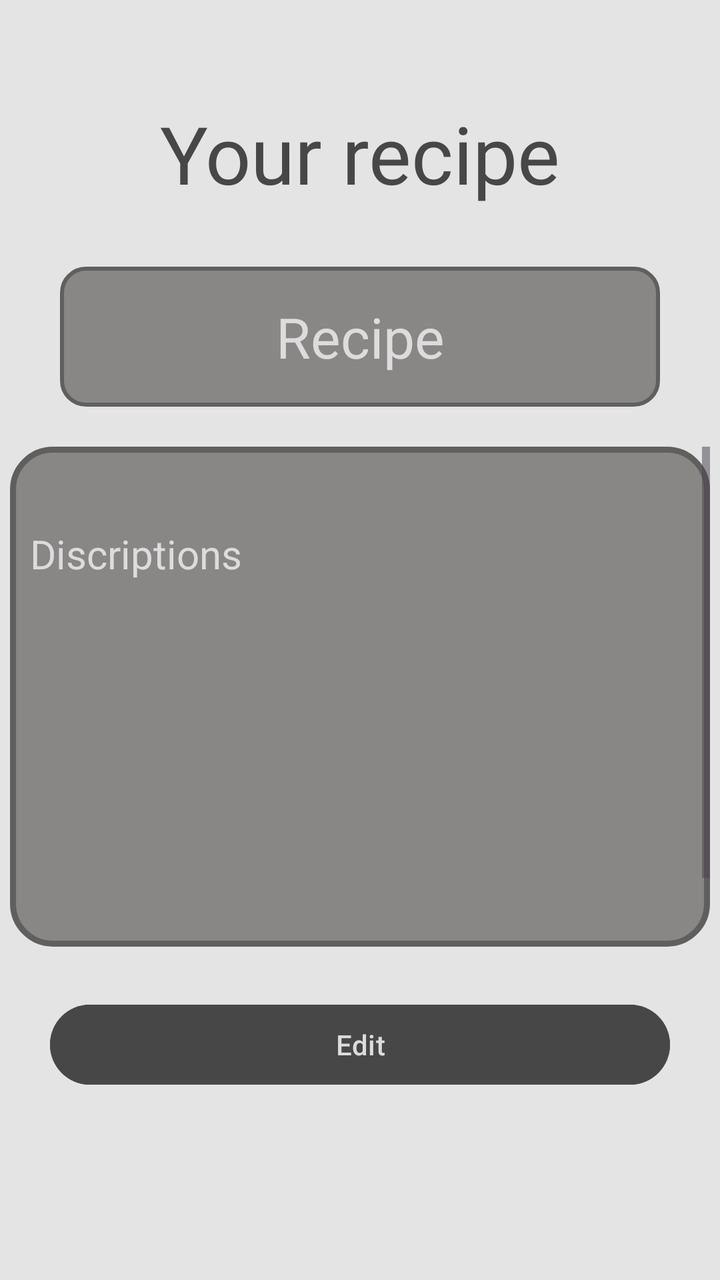
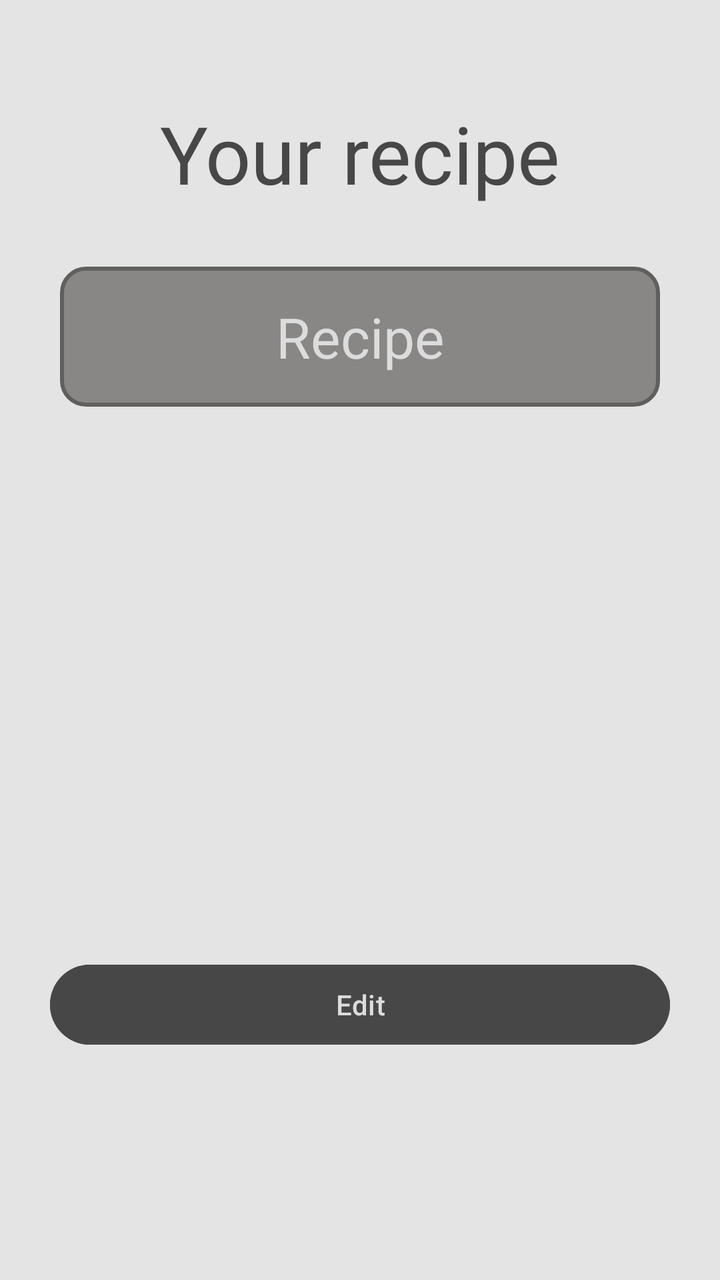

An Android layout rendered at two revisions. The XML below is the earlier revision; the diff shows what the commit changed to produce the second picture.
<!-- AndroidManifest.xml: application theme Theme.Recipe -->
<!-- res/layout/activity_recipe_show.xml -->
<?xml version="1.0" encoding="utf-8"?>
<androidx.constraintlayout.widget.ConstraintLayout xmlns:android="http://schemas.android.com/apk/res/android"
    xmlns:app="http://schemas.android.com/apk/res-auto"
    xmlns:tools="http://schemas.android.com/tools"
    android:id="@+id/main"
    android:layout_width="match_parent"
    android:layout_height="match_parent"
    android:background="@color/background_main"
    tools:context=".RecipeShow">

    <TextView
        android:id="@+id/YourRecipeTextView"
        android:layout_width="wrap_content"
        android:layout_height="wrap_content"
        android:layout_marginTop="50dp"
        android:fontFamily="@font/adamina"
        android:gravity="center"
        android:text="Your recipe"
        android:textColor="@color/my_textView_gray"
        android:textSize="40sp"
        app:layout_constraintEnd_toEndOf="parent"
        app:layout_constraintStart_toStartOf="parent"
        app:layout_constraintTop_toTopOf="parent" />

    <TextView
        android:id="@+id/RecipeTextViewShow"
        android:layout_width="300dp"
        android:layout_height="70dp"
        android:text="Recipe"
        android:textSize="28sp"
        android:gravity="center"
        android:layout_marginTop="30dp"
        android:background="@drawable/textview_border"
        android:textColor="#DCDCDC"
        app:layout_constraintTop_toBottomOf="@id/YourRecipeTextView"
        app:layout_constraintEnd_toEndOf="parent"
        app:layout_constraintStart_toStartOf="parent"
        />
    <EditText
        android:id="@+id/EditRecipeShow"
        android:layout_width="300dp"
        android:layout_height="70dp"
        android:hint="input name"
        android:textColorHint="#DCDCDC"
        android:textSize="28sp"
        android:paddingTop="15dp"
        android:paddingStart="10dp"
        android:gravity="left"
        android:layout_marginTop="30dp"
        android:background="@drawable/textview_border"
        android:textColor="#CCCBCB"
        android:visibility="invisible"
        app:layout_constraintTop_toBottomOf="@id/YourRecipeTextView"
        app:layout_constraintEnd_toEndOf="parent"
        app:layout_constraintStart_toStartOf="parent"
        />


    <ScrollView
        android:id="@+id/ScrollDiscription"
        android:layout_width="350dp"
        android:layout_height="250dp"
        android:layout_marginTop="20dp"
        app:layout_constraintTop_toBottomOf="@id/RecipeTextViewShow"
        android:fillViewport="true"
        android:background="@drawable/rounded_textview"
        android:visibility="visible"
        app:layout_constraintEnd_toEndOf="parent"
        app:layout_constraintStart_toStartOf="parent">
        <TextView
            android:id="@+id/RecipeDiscriptionTVShow"
            android:layout_width="match_parent"
            android:layout_height="match_parent"
            android:text="Discriptions"
            android:textSize="20sp"
            android:gravity="left"
            android:paddingBottom="50dp"
            android:paddingStart="10dp"
            android:layout_marginTop="40dp"
            android:textColor="#DCDCDC"
            />
    </ScrollView>


    <EditText
        android:id="@+id/EditRecipeDiscription"
        android:layout_width="350dp"
        android:layout_height="250dp"
        android:layout_marginBottom="6dp"
        android:background="@drawable/rounded_textview"
        android:breakStrategy="simple"
        android:gravity="top|start"
        android:hint="input descriptions"
        android:inputType="textMultiLine"
        android:maxLines="100"
        android:overScrollMode="always"
        android:paddingStart="10dp"
        android:paddingTop="40dp"
        android:scrollbars="vertical"
        android:singleLine="false"
        android:textColor="#DCDCDC"
        android:textColorHint="#CCCBCB"
        android:textSize="20sp"
        android:visibility="invisible"
        app:layout_constraintBottom_toTopOf="@+id/RecipeSaveButton"
        app:layout_constraintEnd_toEndOf="parent"
        app:layout_constraintStart_toStartOf="parent"
        app:layout_constraintTop_toBottomOf="@+id/RecipeTextViewShow" />
    <Button
        android:id="@+id/RecipeEditButton"
        android:layout_width="match_parent"
        android:layout_height="wrap_content"
        android:layout_margin="25dp"
        android:layout_marginTop="164dp"
        android:backgroundTint="@color/my_textView_gray"
        android:text="Edit"
        android:visibility="visible"
        android:textColor="#DCDCDC"
        app:layout_constraintTop_toBottomOf="@id/ScrollDiscription"
        tools:layout_editor_absoluteX="34dp" />

    <Button
        android:id="@+id/RecipeSaveButton"
        android:layout_width="match_parent"
        android:layout_height="wrap_content"
        android:layout_margin="25dp"
        android:layout_marginTop="164dp"
        android:backgroundTint="@color/my_textView_gray"
        android:text="Save"
        android:textColor="#DCDCDC"
        android:visibility="invisible"
        app:layout_constraintTop_toBottomOf="@id/ScrollDiscription"
        tools:layout_editor_absoluteX="34dp" />


</androidx.constraintlayout.widget.ConstraintLayout>
<!-- resources referenced by this layout -->
<resources>
  <color name="background_main">#E4E4E4</color>
  <color name="my_textView_gray">#474747</color>
  <!-- drawable rounded_textview (drawable) -->
  <shape xmlns:android="http://schemas.android.com/apk/res/android"
      android:shape="rectangle">
      <solid android:color="#898686" />
      <corners android:radius="20dp" />
      <stroke
          android:width="3dp"
          android:color="#615E5E" />
  </shape>
  <!-- drawable textview_border (drawable) -->
  <?xml version="1.0" encoding="utf-8"?>
  <shape xmlns:android="http://schemas.android.com/apk/res/android"
      android:shape="rectangle">
  
      
      <solid android:color="#898686" />
  
      
      <stroke
          android:width="2dp"
          android:color="#615E5E" />
  
      
      <corners android:radius="12dp" />
  </shape>
  <style name="Theme.Recipe" parent="Base.Theme.Recipe" />
  <style name="Base.Theme.Recipe" parent="Theme.Material3.DayNight.NoActionBar">
          
          
      </style>
</resources>

<!-- the commit's change to res/layout/activity_recipe_show.xml (unified diff, before → after) -->
@@ -55,57 +55,17 @@
         app:layout_constraintStart_toStartOf="parent"
         />
 
+    <LinearLayout
+        android:layout_width="match_parent"
+        android:layout_height="250dp"
+        android:orientation="vertical"
+        android:id="@+id/LinearLayoutShowRecipes"
+        app:layout_constraintTop_toBottomOf="@id/RecipeTextViewShow"
+        app:layout_constraintBottom_toTopOf="@id/RecipeEditButton">
 
-    <ScrollView
-        android:id="@+id/ScrollDiscription"
-        android:layout_width="350dp"
-        android:layout_height="250dp"
-        android:layout_marginTop="20dp"
-        app:layout_constraintTop_toBottomOf="@id/RecipeTextViewShow"
-        android:fillViewport="true"
-        android:background="@drawable/rounded_textview"
-        android:visibility="visible"
-        app:layout_constraintEnd_toEndOf="parent"
-        app:layout_constraintStart_toStartOf="parent">
-        <TextView
-            android:id="@+id/RecipeDiscriptionTVShow"
-            android:layout_width="match_parent"
-            android:layout_height="match_parent"
-            android:text="Discriptions"
-            android:textSize="20sp"
-            android:gravity="left"
-            android:paddingBottom="50dp"
-            android:paddingStart="10dp"
-            android:layout_marginTop="40dp"
-            android:textColor="#DCDCDC"
-            />
-    </ScrollView>
+    </LinearLayout>
 
 
-    <EditText
-        android:id="@+id/EditRecipeDiscription"
-        android:layout_width="350dp"
-        android:layout_height="250dp"
-        android:layout_marginBottom="6dp"
-        android:background="@drawable/rounded_textview"
-        android:breakStrategy="simple"
-        android:gravity="top|start"
-        android:hint="input descriptions"
-        android:inputType="textMultiLine"
-        android:maxLines="100"
-        android:overScrollMode="always"
-        android:paddingStart="10dp"
-        android:paddingTop="40dp"
-        android:scrollbars="vertical"
-        android:singleLine="false"
-        android:textColor="#DCDCDC"
-        android:textColorHint="#CCCBCB"
-        android:textSize="20sp"
-        android:visibility="invisible"
-        app:layout_constraintBottom_toTopOf="@+id/RecipeSaveButton"
-        app:layout_constraintEnd_toEndOf="parent"
-        app:layout_constraintStart_toStartOf="parent"
-        app:layout_constraintTop_toBottomOf="@+id/RecipeTextViewShow" />
     <Button
         android:id="@+id/RecipeEditButton"
         android:layout_width="match_parent"
@@ -116,7 +76,7 @@
         android:text="Edit"
         android:visibility="visible"
         android:textColor="#DCDCDC"
-        app:layout_constraintTop_toBottomOf="@id/ScrollDiscription"
+        app:layout_constraintTop_toBottomOf="@id/LinearLayoutShowRecipes"
         tools:layout_editor_absoluteX="34dp" />
 
     <Button
@@ -129,7 +89,7 @@
         android:text="Save"
         android:textColor="#DCDCDC"
         android:visibility="invisible"
-        app:layout_constraintTop_toBottomOf="@id/ScrollDiscription"
+        app:layout_constraintTop_toBottomOf="@id/LinearLayoutShowRecipes"
         tools:layout_editor_absoluteX="34dp" />
 
 
<!-- resource entries referenced after the edit -->
@@ -2,15 +2,6 @@
 <resources>
   <color name="background_main">#E4E4E4</color>
   <color name="my_textView_gray">#474747</color>
-  <!-- drawable rounded_textview (drawable) -->
-  <shape xmlns:android="http://schemas.android.com/apk/res/android"
-      android:shape="rectangle">
-      <solid android:color="#898686" />
-      <corners android:radius="20dp" />
-      <stroke
-          android:width="3dp"
-          android:color="#615E5E" />
-  </shape>
   <!-- drawable textview_border (drawable) -->
   <?xml version="1.0" encoding="utf-8"?>
   <shape xmlns:android="http://schemas.android.com/apk/res/android"
